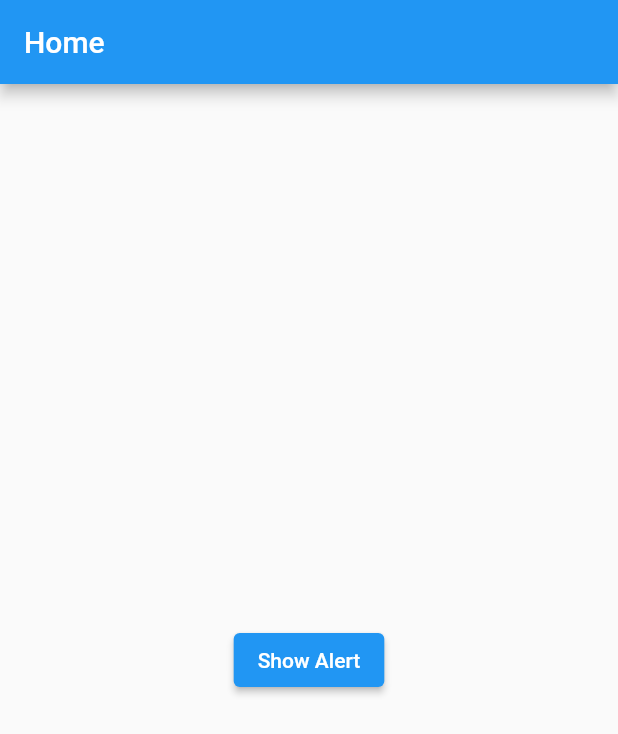
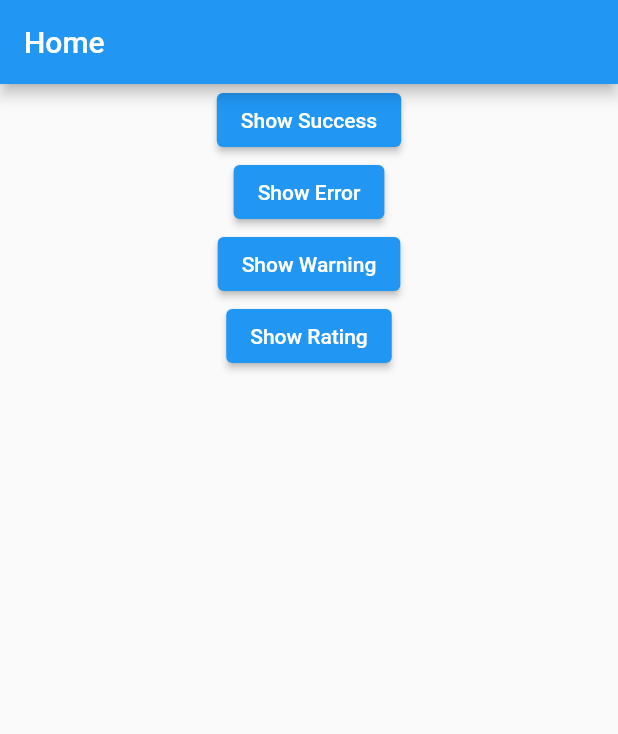
Before and after one commit to omeryilmazel/SwAlert, a Flutter app: the screen it shows after launch, on a phone screen of 412 x 824 dp. Shown: the top 734 px of the screen. Run offline on Flutter 3.47's test engine with Material 2 defaults, Android fonts, the phone set to English and light mode, and no system bars.

```diff
--- a/example/lib/main.dart
+++ b/example/lib/main.dart
@@ -2,15 +2,13 @@ import 'package:flutter/material.dart';
 import 'package:sw_alert/sw_alert.dart';
 
 void main() {
-  runApp(
-    MaterialApp(
-      home: MyApp(),
-    )
-  );
+  runApp(MaterialApp(
+    home: MyApp(),
+  ));
 }
 
 class MyApp extends StatelessWidget {
-  const MyApp({ Key? key }) : super(key: key);
+  const MyApp({Key? key}) : super(key: key);
 
   @override
   Widget build(BuildContext context) {
@@ -19,10 +17,43 @@ class MyApp extends StatelessWidget {
         title: Text('Home'),
       ),
       body: Center(
-        child: ElevatedButton(onPressed: (){
-          SwAlert.show(context, type: AlertType.SUCCES, title: 'Title', content: 'Something went wrong');
-        }, child: Text('Show Alert'))
-      ),
+          child: Column(
+        children: [
+          ElevatedButton(
+              onPressed: () {
+                SwAlert.success(context,
+                    title: 'SUCCESS',
+                    content: 'Lorem Ipsum is simply dummy text of the printing and typesetting industry. ',
+                    onConfirmText: 'Cancel');
+              },
+              child: Text('Show Success')),
+          ElevatedButton(
+              onPressed: () {
+                SwAlert.error(context,
+                    title: 'ERROR',
+                    content: 'Lorem Ipsum is simply dummy text of the printing and typesetting industry. ',
+                    onConfirmText: 'Cancel');
+              },
+              child: Text('Show Error')),
+          ElevatedButton(
+              onPressed: () {
+                SwAlert.warning(context,
+                    title: 'WARNING',
+                    content: 'Lorem Ipsum is simply dummy text of the printing and typesetting industry. ',
+                    onConfirmText: 'Cancel');
+              },
+              child: Text('Show Warning')),
+          ElevatedButton(
+              onPressed: () {
+                SwAlert.rating(context,
+                    title: 'Rating Title',
+                    content: 'Recommend us to others by rating us on App Store',
+                    contentTitle: 'Like using Lizard?'
+                    );
+              },
+              child: Text('Show Rating'))
+        ],
+      )),
     );
   }
 }
--- a/lib/src/enums/alert_type.dart
+++ /dev/null
@@ -1 +0,0 @@
-enum AlertType{SUCCES,ERROR,WARNING}
--- /dev/null
+++ b/lib/src/manager/alert_manager.dart
@@ -0,0 +1,76 @@
+import 'package:flutter/material.dart';
+import 'package:sw_alert/src/widgets/error.dart';
+import 'package:sw_alert/src/widgets/rating.dart';
+import 'package:sw_alert/src/widgets/success.dart';
+
+import '../../sw_alert.dart';
+
+class SwAlert {
+
+  static Future<dynamic> success(BuildContext context,
+      {required String title,
+      required String content,
+      String onConfirmText = 'Okay!',
+      VoidCallback? onConfirm,
+      }) {
+    return showDialog(
+      context: context,
+      barrierDismissible: true,
+      builder: (ctx) {
+        return SwSuccess(title: title, content: content,onConfirm: onConfirm,onConfirmText: onConfirmText);
+      },
+    );
+  }
+
+  static Future<dynamic> error(BuildContext context,
+      {required String title,
+      required String content,
+      String onCancelText = 'Cancel',
+      String onConfirmText = 'Okay!',
+      VoidCallback? onCancel,
+      VoidCallback? onConfirm,
+      }) {
+    return showDialog(
+      context: context,
+      barrierDismissible: true,
+      builder: (ctx) {
+        return SwError(title: title, content: content,onConfirm: onConfirm,onConfirmText: onConfirmText,onCancel: onCancel,onCancelText: onCancelText);
+      },
+    );
+  }
+
+  static Future<dynamic> warning(BuildContext context,
+      {required String title,
+      required String content,
+      String onCancelText = 'Cancel',
+      String onConfirmText = 'Okay!',
+      VoidCallback? onCancel,
+      VoidCallback? onConfirm,
+      }) {
+    return showDialog(
+      context: context,
+      barrierDismissible: true,
+      builder: (ctx) {
+        return SwWarning(title: title, content: content,onConfirm: onConfirm,onConfirmText: onConfirmText,onCancel: onCancel,onCancelText: onCancelText);
+      },
+    );
+  }
+
+  static Future<dynamic> rating(BuildContext context,
+      {required String title,
+      required String content,
+      required String contentTitle,
+      String? onCancelText,
+      String? onConfirmText,
+      VoidCallback? onCancel,
+      VoidCallback? onConfirm,
+      }) {
+    return showDialog(
+      context: context,
+      barrierDismissible: true,
+      builder: (ctx) {
+        return SwRating(title: title, content: content,onConfirm: onConfirm,onConfirmText: onConfirmText,contentTitle: contentTitle);
+      },
+    );
+  }
+}
--- a/lib/src/manager/sw_alpert_manager.dart
+++ /dev/null
@@ -1,19 +0,0 @@
-import 'package:flutter/material.dart';
-import 'package:sw_alert/src/enums/alert_type.dart';
-import 'package:sw_alert/src/widgets/alerts.dart';
-
-class SwAlert {
-
-  static Future<dynamic> show(BuildContext context,
-      {required AlertType type,
-      required String title,
-      required String content}) {
-    return showDialog(
-      context: context,
-      barrierDismissible: true,
-      builder: (ctx) {
-        return SwAlertWidget(type: type, title: title, content: content);
-      },
-    );
-  }
-}
--- a/lib/src/styles/alert_style.dart
+++ b/lib/src/styles/text_style.dart
@@ -1,8 +1,11 @@
 import 'package:flutter/material.dart';
+import 'package:sw_alert/src/styles/colors.dart';
 
-class AlertStyle{
+class AlertTextStyle{
   static var title = TextStyle(color: Color(0xFF424242),fontSize: 24,fontWeight: FontWeight.bold);
   static var content = TextStyle(color: Color(0xFF424242),fontSize: 16);
   static var buttonText = TextStyle(color: Colors.white,fontWeight: FontWeight.bold,fontSize: 16);
+  static var contentTitle = TextStyle(color: Color(0xFF424242),fontWeight: FontWeight.bold,fontSize: 16);
+  static var skipText = TextStyle(color: SwColors.mainColor,fontWeight: FontWeight.w700);
 
 }
--- a/lib/sw_alert.dart
+++ b/lib/sw_alert.dart
@@ -1,6 +1,7 @@
 library sw_alert;
 
-export 'package:sw_alert/src/manager/sw_alpert_manager.dart';
-export 'package:sw_alert/src/enums/alert_type.dart';
-export 'package:sw_alert/src/widgets/alerts.dart';
-export 'package:sw_alert/src/styles/alert_style.dart';
+export 'package:sw_alert/src/manager/alert_manager.dart';
+export 'package:sw_alert/src/styles/text_style.dart';
+export 'package:sw_alert/src/widgets/error.dart';
+export 'package:sw_alert/src/widgets/warning.dart';
+export 'package:sw_alert/src/widgets/success.dart';
```
Also changed, not shown: lib/src/widgets/alerts.dart (deleted, +0 -118 lines), lib/src/widgets/error.dart (added, +126 -0 lines), lib/src/widgets/rating.dart (added, +105 -0 lines), lib/src/widgets/success.dart (added, +88 -0 lines), lib/src/widgets/warning.dart (added, +126 -0 lines), assets/rate.png (added), example/assets/rate.png (added), 1 other file.
